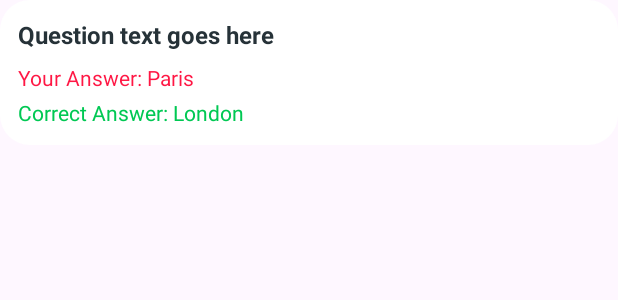
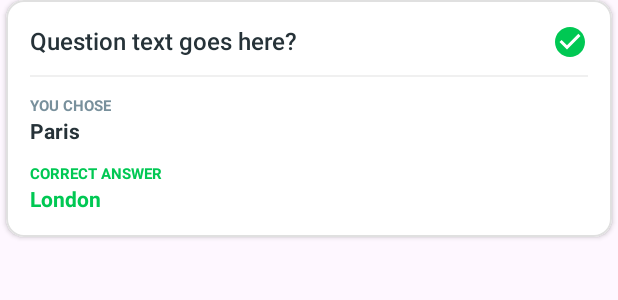
Before and after one commit to JakariaKhan-CSE/quiz-app-native, an Android app: the layout item_result_answer.xml on its own in the app's theme, with its tools: preview values and no code run, on a phone screen of 412 x 824 dp. Shown: the top 300 px of the screen. Run offline under Robolectric (Android 15) with nearby library versions, the phone set to English and light mode, and no system bars.

Commit message:
apps complete.

```diff
--- /dev/null
+++ b/app/src/main/res/drawable/ic_check_circle.xml
@@ -0,0 +1,8 @@
+<?xml version="1.0" encoding="utf-8"?>
+<vector xmlns:android="http://schemas.android.com/apk/res/android"
+    android:width="24dp" android:height="24dp"
+    android:viewportWidth="24" android:viewportHeight="24"
+    android:tint="#4CAF50">
+    <path android:fillColor="@android:color/white"
+        android:pathData="M12,2C6.48,2 2,6.48 2,12s4.48,10 10,10 10,-4.48 10,-10S17.52,2 12,2zM10,17l-5,-5 1.41,-1.41L10,14.17l7.59,-7.59L19,8l-9,9z"/>
+</vector>
--- a/app/src/main/res/layout/activity_result.xml
+++ b/app/src/main/res/layout/activity_result.xml
@@ -15,7 +15,7 @@
         android:layout_height="wrap_content"
         android:layout_marginTop="16dp"
         android:text="Game Over!"
-        android:textColor="@color/white"
+        android:textColor="@color/black"
         android:textSize="34sp"
         android:textStyle="bold"
         app:layout_constraintEnd_toEndOf="parent"
@@ -27,7 +27,7 @@
         android:layout_width="wrap_content"
         android:layout_height="wrap_content"
         android:layout_marginTop="24dp"
-        android:textColor="@color/white"
+        android:textColor="@color/black"
         android:textSize="28sp"
         android:textStyle="bold"
         app:layout_constraintEnd_toEndOf="parent"
@@ -54,7 +54,7 @@
         android:layout_height="60dp"
         android:background="@drawable/btn_primary_gradient"
         android:text="Finish"
-        android:textColor="@color/black"
+        android:textColor="@color/white"
         android:textSize="18sp"
         android:textStyle="bold"
         app:layout_constraintBottom_toBottomOf="parent"
--- a/app/src/main/res/layout/item_result_answer.xml
+++ b/app/src/main/res/layout/item_result_answer.xml
@@ -1,37 +1,108 @@
 <?xml version="1.0" encoding="utf-8"?>
-<LinearLayout xmlns:android="http://schemas.android.com/apk/res/android"
+<com.google.android.material.card.MaterialCardView
+    xmlns:android="http://schemas.android.com/apk/res/android"
+    xmlns:app="http://schemas.android.com/apk/res-auto"
+    xmlns:tools="http://schemas.android.com/tools"
+    android:id="@+id/cardResultItem"
     android:layout_width="match_parent"
     android:layout_height="wrap_content"
-    android:orientation="vertical"
-    android:padding="12dp"
-    android:layout_marginBottom="8dp"
-    android:background="@drawable/card_question_bg">
+    android:layout_marginBottom="12dp"
+    android:layout_marginHorizontal="4dp"
+    app:cardBackgroundColor="@color/white"
+    app:cardCornerRadius="12dp"
+    app:cardElevation="2dp"
+    app:strokeColor="#E0E0E0"
+    app:strokeWidth="1dp">
 
-    <TextView
-        android:id="@+id/tvResultQuestion"
+    <androidx.constraintlayout.widget.ConstraintLayout
         android:layout_width="match_parent"
         android:layout_height="wrap_content"
-        android:text="Question text goes here"
-        android:textColor="@color/text_dark"
-        android:textSize="16sp"
-        android:textStyle="bold" />
+        android:padding="16dp">
 
-    <TextView
-        android:id="@+id/tvUserAnswer"
-        android:layout_width="match_parent"
-        android:layout_height="wrap_content"
-        android:layout_marginTop="8dp"
-        android:text="Your Answer: Paris"
-        android:textColor="@color/wrong_answer"
-        android:textSize="14sp" />
+        <ImageView
+            android:id="@+id/imgStatus"
+            android:layout_width="24dp"
+            android:layout_height="24dp"
+            android:src="@drawable/ic_check_circle"
+            app:tint="@color/correct_answer"
+            app:layout_constraintEnd_toEndOf="parent"
+            app:layout_constraintTop_toTopOf="parent"
+            tools:src="@drawable/ic_check_circle" />
 
-    <TextView
-        android:id="@+id/tvCorrectAnswer"
-        android:layout_width="match_parent"
-        android:layout_height="wrap_content"
-        android:layout_marginTop="4dp"
-        android:text="Correct Answer: London"
-        android:textColor="@color/correct_answer"
-        android:textSize="14sp" />
+        <TextView
+            android:id="@+id/tvResultQuestion"
+            android:layout_width="0dp"
+            android:layout_height="wrap_content"
+            android:layout_marginEnd="12dp"
+            android:fontFamily="sans-serif-medium"
+            android:lineSpacingMultiplier="1.1"
+            android:text="Question text goes here?"
+            android:textColor="@color/text_dark"
+            android:textSize="16sp"
+            app:layout_constraintEnd_toStartOf="@+id/imgStatus"
+            app:layout_constraintStart_toStartOf="parent"
+            app:layout_constraintTop_toTopOf="parent" />
 
-</LinearLayout>
+        <View
+            android:id="@+id/divider"
+            android:layout_width="match_parent"
+            android:layout_height="1dp"
+            android:layout_marginTop="12dp"
+            android:background="#F0F0F0"
+            app:layout_constraintTop_toBottomOf="@+id/tvResultQuestion" />
+
+        <TextView
+            android:id="@+id/lblYourAnswer"
+            android:layout_width="wrap_content"
+            android:layout_height="wrap_content"
+            android:layout_marginTop="12dp"
+            android:text="You Chose"
+            android:textAllCaps="true"
+            android:textColor="@color/text_light"
+            android:textSize="10sp"
+            android:textStyle="bold"
+            app:layout_constraintStart_toStartOf="parent"
+            app:layout_constraintTop_toBottomOf="@+id/divider" />
+
+        <TextView
+            android:id="@+id/tvUserAnswer"
+            android:layout_width="wrap_content"
+            android:layout_height="wrap_content"
+            android:text="Paris"
+            android:textColor="@color/text_dark"
+            android:textSize="14sp"
+            android:textStyle="bold"
+            app:layout_constraintStart_toStartOf="parent"
+            app:layout_constraintTop_toBottomOf="@+id/lblYourAnswer" />
+
+        <LinearLayout
+            android:id="@+id/layoutCorrectAnswer"
+            android:layout_width="wrap_content"
+            android:layout_height="wrap_content"
+            android:layout_marginTop="12dp"
+            android:orientation="vertical"
+            android:visibility="visible"
+            app:layout_constraintStart_toStartOf="parent"
+            app:layout_constraintTop_toBottomOf="@+id/tvUserAnswer">
+
+            <TextView
+                android:layout_width="wrap_content"
+                android:layout_height="wrap_content"
+                android:text="Correct Answer"
+                android:textAllCaps="true"
+                android:textColor="@color/correct_answer"
+                android:textSize="10sp"
+                android:textStyle="bold" />
+
+            <TextView
+                android:id="@+id/tvCorrectAnswer"
+                android:layout_width="wrap_content"
+                android:layout_height="wrap_content"
+                android:text="London"
+                android:textColor="@color/correct_answer"
+                android:textSize="14sp"
+                android:textStyle="bold" />
+        </LinearLayout>
+
+    </androidx.constraintlayout.widget.ConstraintLayout>
+</com.google.android.material.card.MaterialCardView>
```
Also changed, not shown: app/src/main/java/com/brain/storms/activity/QuizActivity.java (+88 -55 lines), app/src/main/res/drawable/ic_cancel.xml (added, +8 -0 lines).
